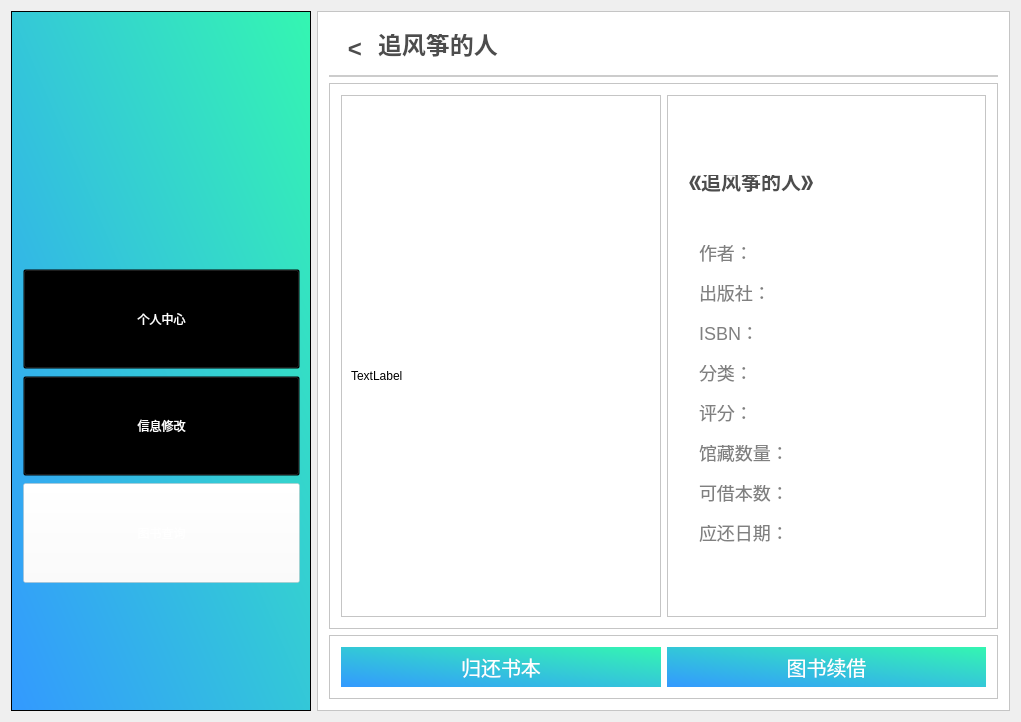
BooksOcean/BooksOcean, file Library/Library/student_borrowdetail.ui: the form before one commit.
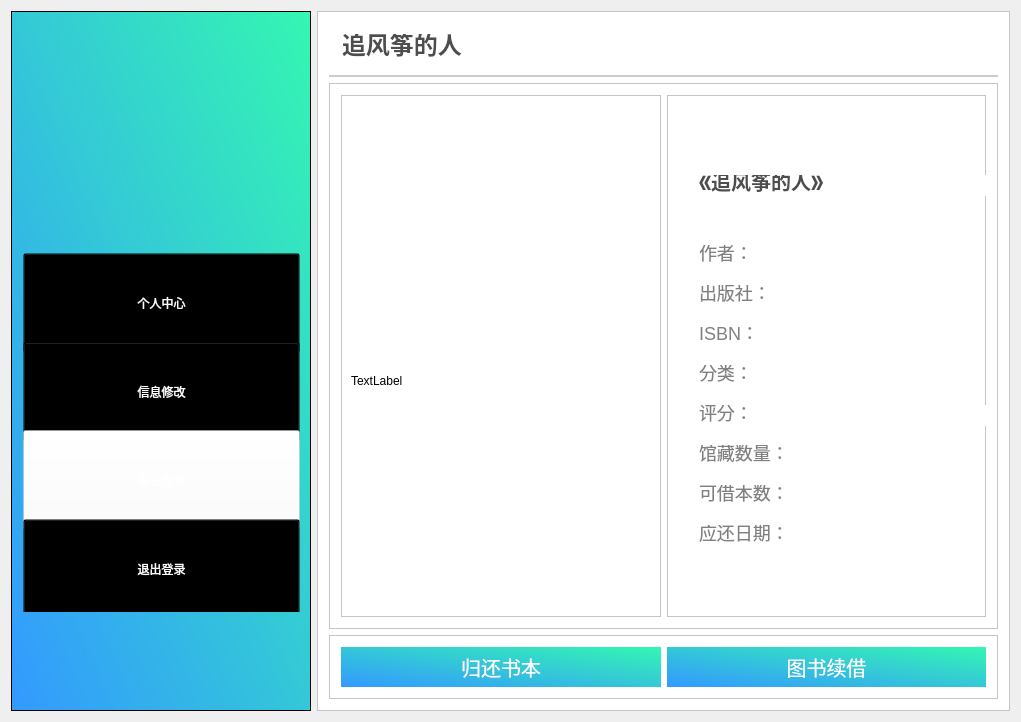
The form after the commit. Icons and pictures are not drawn.

```diff
--- a/Library/Library/student_borrowdetail.ui
+++ b/Library/Library/student_borrowdetail.ui
@@ -153,6 +153,24 @@
            </property>
           </widget>
          </item>
+         <item>
+          <widget class="QPushButton" name="btnLogout">
+           <property name="minimumSize">
+            <size>
+             <width>0</width>
+             <height>100</height>
+            </size>
+           </property>
+           <property name="styleSheet">
+            <string notr="true">font: 12pt &quot;微软雅黑&quot;;
+color:white;
+background:transparent;</string>
+           </property>
+           <property name="text">
+            <string>退出登录</string>
+           </property>
+          </widget>
+         </item>
         </layout>
        </item>
       </layout>
@@ -192,28 +210,6 @@
          <enum>QFrame::Raised</enum>
         </property>
         <layout class="QHBoxLayout" name="horizontalLayout_3">
-         <item>
-          <widget class="QPushButton" name="btnReturn">
-           <property name="minimumSize">
-            <size>
-             <width>30</width>
-             <height>0</height>
-            </size>
-           </property>
-           <property name="styleSheet">
-            <string notr="true">color:#4D4D4D;
-border:none;
-font-size:24px;
-font-weight:500;
-font-family:&quot;微软雅黑&quot;;
-text-align:center;
-</string>
-           </property>
-           <property name="text">
-            <string>&lt;</string>
-           </property>
-          </widget>
-         </item>
          <item>
           <widget class="QLineEdit" name="etBookNameHead">
            <property name="styleSheet">
@@ -257,9 +253,9 @@
             <property name="geometry">
              <rect>
               <x>10</x>
-              <y>90</y>
-              <width>301</width>
-              <height>381</height>
+              <y>100</y>
+              <width>281</width>
+              <height>371</height>
              </rect>
             </property>
             <property name="text">
@@ -279,9 +275,9 @@
            <widget class="QLineEdit" name="etBookName">
             <property name="geometry">
              <rect>
-              <x>20</x>
+              <x>30</x>
               <y>80</y>
-              <width>141</width>
+              <width>291</width>
               <height>21</height>
              </rect>
             </property>
@@ -380,7 +376,7 @@
            <widget class="QLineEdit" name="etAuthor">
             <property name="geometry">
              <rect>
-              <x>110</x>
+              <x>130</x>
               <y>150</y>
               <width>171</width>
               <height>21</height>
@@ -397,7 +393,7 @@
            <widget class="QLineEdit" name="etPublish">
             <property name="geometry">
              <rect>
-              <x>110</x>
+              <x>130</x>
               <y>190</y>
               <width>171</width>
               <height>21</height>
@@ -414,7 +410,7 @@
            <widget class="QLineEdit" name="etISBN">
             <property name="geometry">
              <rect>
-              <x>110</x>
+              <x>130</x>
               <y>230</y>
               <width>171</width>
               <height>21</height>
@@ -431,7 +427,7 @@
            <widget class="QLineEdit" name="etClassify">
             <property name="geometry">
              <rect>
-              <x>110</x>
+              <x>130</x>
               <y>270</y>
               <width>181</width>
               <height>21</height>
@@ -488,7 +484,7 @@
            <widget class="QLineEdit" name="etScore">
             <property name="geometry">
              <rect>
-              <x>110</x>
+              <x>130</x>
               <y>310</y>
               <width>191</width>
               <height>21</height>
@@ -525,7 +521,7 @@
            <widget class="QLineEdit" name="etCount">
             <property name="geometry">
              <rect>
-              <x>130</x>
+              <x>140</x>
               <y>350</y>
               <width>171</width>
               <height>21</height>
@@ -542,7 +538,7 @@
            <widget class="QLineEdit" name="etNowCount">
             <property name="geometry">
              <rect>
-              <x>130</x>
+              <x>140</x>
               <y>390</y>
               <width>171</width>
               <height>21</height>
@@ -559,7 +555,7 @@
            <widget class="QLineEdit" name="etDate">
             <property name="geometry">
              <rect>
-              <x>130</x>
+              <x>140</x>
               <y>430</y>
               <width>171</width>
               <height>21</height>
```
Left out of the diff: 3 changed lines with no effect on the pictures.
